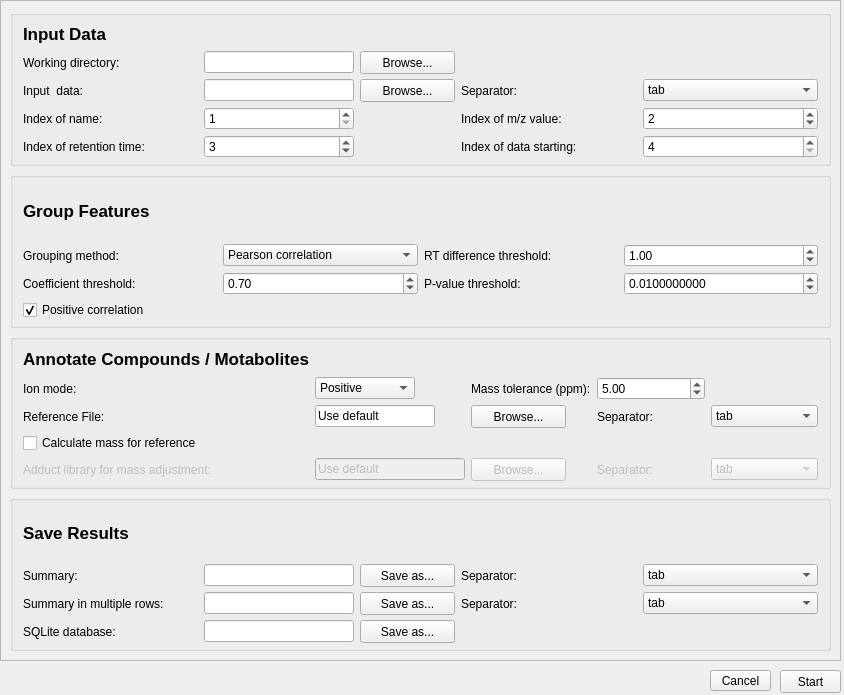
Before: the Qt Designer form lamp/qt/lamp_form.ui in wanchanglin/lamp, drawn with Qt 5.
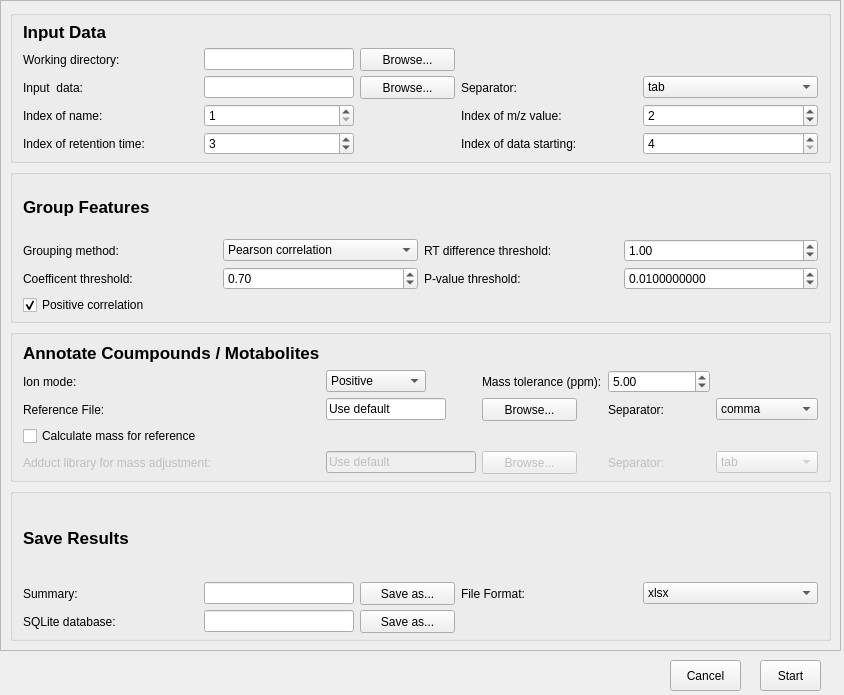
After: the same form once the commit is applied.

```diff
--- a/lamp/qt/lamp_form.ui
+++ b/lamp/qt/lamp_form.ui
@@ -26,7 +26,7 @@
       <x>0</x>
       <y>0</y>
       <width>841</width>
-      <height>661</height>
+      <height>651</height>
      </rect>
     </property>
     <property name="widgetResizable">
@@ -38,7 +38,7 @@
        <x>0</x>
        <y>0</y>
        <width>839</width>
-       <height>659</height>
+       <height>649</height>
       </rect>
      </property>
      <layout class="QVBoxLayout" name="verticalLayout_2">
@@ -365,7 +365,7 @@
             <bool>true</bool>
            </property>
            <property name="text">
-            <string>Coefficient threshold:</string>
+            <string>Coefficent threshold:</string>
            </property>
           </widget>
          </item>
@@ -519,6 +519,9 @@
              <verstretch>0</verstretch>
             </sizepolicy>
            </property>
+           <property name="currentIndex">
+            <number>1</number>
+           </property>
            <item>
             <property name="text">
              <string>tab</string>
@@ -540,7 +543,7 @@
             </font>
            </property>
            <property name="text">
-            <string>Annotate Compounds / Motabolites</string>
+            <string>Annotate Coumpounds / Motabolites</string>
            </property>
           </widget>
          </item>
@@ -774,79 +777,18 @@
          <property name="verticalSpacing">
           <number>5</number>
          </property>
-         <item row="2" column="0">
-          <widget class="QLabel" name="label_summ">
+         <item row="3" column="6">
+          <widget class="QLabel" name="label_ext">
            <property name="enabled">
             <bool>true</bool>
            </property>
            <property name="text">
-            <string>Summary:</string>
+            <string>File Format:</string>
            </property>
           </widget>
          </item>
-         <item row="4" column="3">
-          <widget class="QPushButton" name="pushButton_summ_m">
-           <property name="enabled">
-            <bool>true</bool>
-           </property>
-           <property name="minimumSize">
-            <size>
-             <width>95</width>
-             <height>23</height>
-            </size>
-           </property>
-           <property name="maximumSize">
-            <size>
-             <width>95</width>
-             <height>16777215</height>
-            </size>
-           </property>
-           <property name="text">
-            <string>Save as...</string>
-           </property>
-          </widget>
-         </item>
-         <item row="1" column="0">
-          <widget class="QLabel" name="label_save">
-           <property name="font">
-            <font>
-             <pointsize>13</pointsize>
-             <bold>true</bold>
-            </font>
-           </property>
-           <property name="text">
-            <string>Save Results</string>
-           </property>
-          </widget>
-         </item>
-         <item row="2" column="1">
-          <widget class="QLineEdit" name="lineEdit_summ">
-           <property name="sizePolicy">
-            <sizepolicy hsizetype="Ignored" vsizetype="Fixed">
-             <horstretch>0</horstretch>
-             <verstretch>0</verstretch>
-            </sizepolicy>
-           </property>
-           <property name="text">
-            <string/>
-           </property>
-           <property name="readOnly">
-            <bool>true</bool>
-           </property>
-          </widget>
-         </item>
-         <item row="2" column="6">
-          <widget class="QLabel" name="label_sep">
-           <property name="enabled">
-            <bool>true</bool>
-           </property>
-           <property name="text">
-            <string>Separator:</string>
-           </property>
-          </widget>
-         </item>
-         <item row="4" column="1">
-          <widget class="QLineEdit" name="lineEdit_summ_m">
+         <item row="9" column="1">
+          <widget class="QLineEdit" name="lineEdit_sql">
            <property name="enabled">
             <bool>true</bool>
            </property>
@@ -870,29 +812,7 @@
            </property>
           </widget>
          </item>
-         <item row="7" column="3">
-          <widget class="QPushButton" name="pushButton_sql">
-           <property name="enabled">
-            <bool>true</bool>
-           </property>
-           <property name="minimumSize">
-            <size>
-             <width>95</width>
-             <height>23</height>
-            </size>
-           </property>
-           <property name="maximumSize">
-            <size>
-             <width>95</width>
-             <height>16777215</height>
-            </size>
-           </property>
-           <property name="text">
-            <string>Save as...</string>
-           </property>
-          </widget>
-         </item>
-         <item row="2" column="3">
+         <item row="3" column="3">
           <widget class="QPushButton" name="pushButton_summ">
            <property name="minimumSize">
             <size>
@@ -905,32 +825,20 @@
            </property>
           </widget>
          </item>
-         <item row="7" column="1">
-          <widget class="QLineEdit" name="lineEdit_sql">
-           <property name="enabled">
-            <bool>true</bool>
-           </property>
-           <property name="minimumSize">
-            <size>
-             <width>150</width>
-             <height>0</height>
-            </size>
-           </property>
-           <property name="maximumSize">
-            <size>
-             <width>150</width>
-             <height>16777215</height>
-            </size>
+         <item row="1" column="0">
+          <widget class="QLabel" name="label_save">
+           <property name="font">
+            <font>
+             <pointsize>13</pointsize>
+             <bold>true</bold>
+            </font>
            </property>
            <property name="text">
-            <string/>
-           </property>
-           <property name="readOnly">
-            <bool>true</bool>
+            <string>Save Results</string>
            </property>
           </widget>
          </item>
-         <item row="7" column="0">
+         <item row="9" column="0">
           <widget class="QLabel" name="label_sql">
            <property name="enabled">
             <bool>true</bool>
@@ -940,48 +848,68 @@
            </property>
           </widget>
          </item>
-         <item row="4" column="0">
-          <widget class="QLabel" name="label_summ_m">
+         <item row="3" column="0">
+          <widget class="QLabel" name="label_summ">
            <property name="enabled">
             <bool>true</bool>
            </property>
            <property name="text">
-            <string>Summary in multiple rows:</string>
+            <string>Summary:</string>
            </property>
           </widget>
          </item>
-         <item row="2" column="7">
-          <widget class="QComboBox" name="comboBox_sep">
+         <item row="9" column="3">
+          <widget class="QPushButton" name="pushButton_sql">
+           <property name="enabled">
+            <bool>true</bool>
+           </property>
+           <property name="minimumSize">
+            <size>
+             <width>95</width>
+             <height>23</height>
+            </size>
+           </property>
+           <property name="maximumSize">
+            <size>
+             <width>95</width>
+             <height>16777215</height>
+            </size>
+           </property>
+           <property name="text">
+            <string>Save as...</string>
+           </property>
+          </widget>
+         </item>
+         <item row="3" column="1">
+          <widget class="QLineEdit" name="lineEdit_summ">
            <property name="sizePolicy">
-            <sizepolicy hsizetype="Minimum" vsizetype="Fixed">
+            <sizepolicy hsizetype="Ignored" vsizetype="Fixed">
              <horstretch>0</horstretch>
              <verstretch>0</verstretch>
             </sizepolicy>
            </property>
-           <item>
-            <property name="text">
-             <string>tab</string>
-            </property>
-           </item>
-           <item>
-            <property name="text">
-             <string>comma</string>
-            </property>
-           </item>
-          </widget>
-         </item>
-         <item row="4" column="6">
-          <widget class="QLabel" name="label_sep_m">
            <property name="text">
-            <string>Separator:</string>
+            <string/>
+           </property>
+           <property name="readOnly">
+            <bool>true</bool>
            </property>
           </widget>
          </item>
-         <item row="4" column="7">
-          <widget class="QComboBox" name="comboBox_sep_m">
+         <item row="3" column="7">
+          <widget class="QComboBox" name="comboBox_ext">
+           <property name="editable">
+            <bool>false</bool>
+           </property>
+           <property name="currentText">
+            <string>xlsx</string>
+           </property>
+           <property name="currentIndex">
+            <number>0</number>
+           </property>
            <item>
             <property name="text">
-             <string>tab</string>
+             <string>xlsx</string>
             </property>
            </item>
            <item>
@@ -1000,10 +928,10 @@
    <widget class="QPushButton" name="pushButton_cancel">
     <property name="geometry">
      <rect>
-      <x>710</x>
-      <y>670</y>
-      <width>61</width>
-      <height>21</height>
+      <x>670</x>
+      <y>660</y>
+      <width>71</width>
+      <height>31</height>
      </rect>
     </property>
     <property name="maximumSize">
@@ -1019,10 +947,10 @@
    <widget class="QPushButton" name="pushButton_start">
     <property name="geometry">
      <rect>
-      <x>780</x>
-      <y>670</y>
+      <x>760</x>
+      <y>660</y>
       <width>61</width>
-      <height>23</height>
+      <height>31</height>
      </rect>
     </property>
     <property name="text">
```
Left out of the diff: 7 changed lines with no effect on the pictures.
